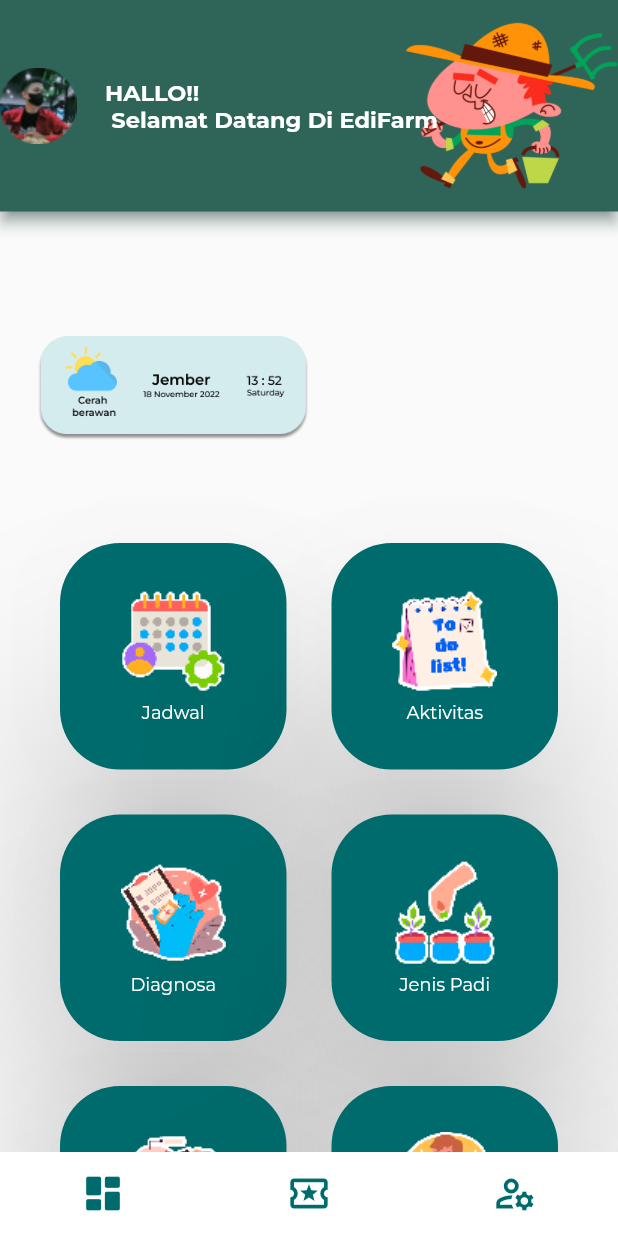
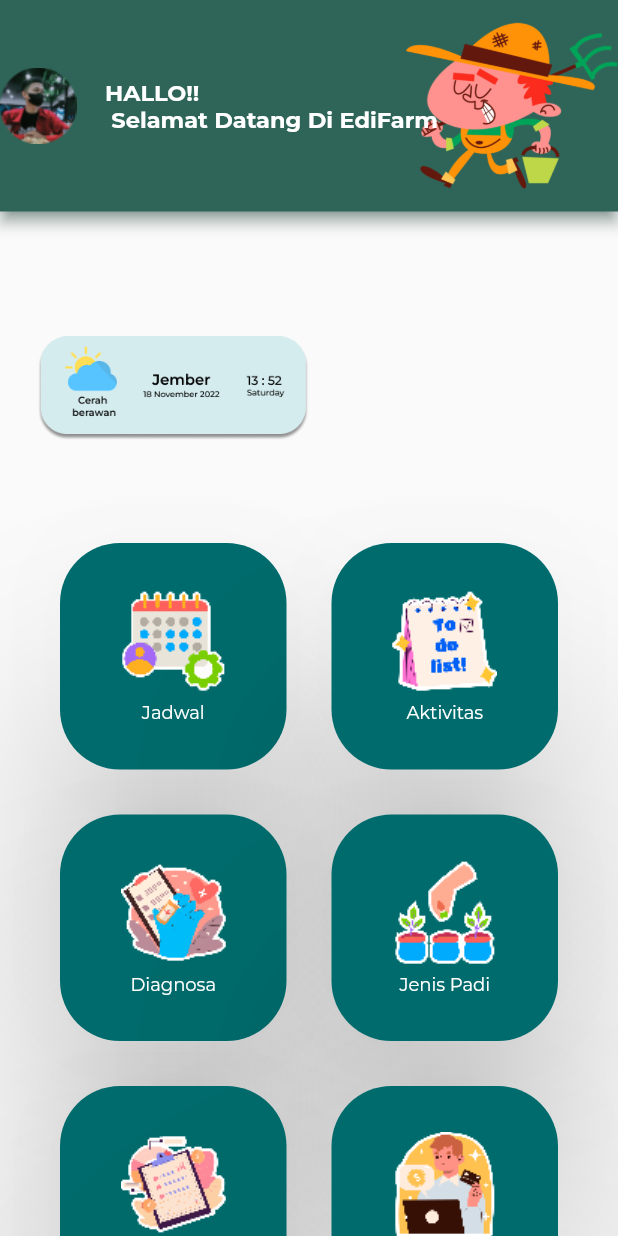
Before and after one commit to W1Z-H4L/uyee, a Flutter app: the Dashboard screen opened by its route, on a phone screen of 412 x 824 dp. Run offline on Flutter 3.47's test engine with Material 2 defaults, Android fonts, the phone set to English and light mode, and no system bars; our stand-ins replace curved_navigation_bar, google_fonts, percent_indicator, shared_preferences; missing offline and left inert: toggle_bar; accounts and stored records are empty.

```diff
--- a/lib/main.dart
+++ b/lib/main.dart
@@ -1,5 +1,6 @@
 import 'package:flutter/material.dart';
 import 'package:login/ui/pages/home/dashboard.dart';
+import 'package:login/ui/pages/riwayat/togglebar.dart';
 import 'package:login/ui/pages/setting/page/account/edit_password.dart';
 import 'package:login/ui/pages/setting/page/account/edit_username.dart';
 import 'package:login/ui/pages/setting/page/profil/edit_profil.dart';
@@ -26,6 +27,7 @@ class MyApp extends StatelessWidget {
         '/edit-user': (context) => EditUsername(),
         '/edit-pass': (context) => EditPassword(),
         '/pengaturan': (context) => Pengaturan(),
+        '/riwayat': (context) => Riwayat(),
       },
     );
   }
--- a/lib/shared/theme.dart
+++ b/lib/shared/theme.dart
@@ -24,6 +24,7 @@ Color secondaryTextColor = const Color(0xff999999);
 Color subtitleColor = const Color(0xff504F5E);
 Color subtitleColor2 = const Color(0xff006B6C);
 Color splashcolor = const Color(0xff549E9E);
+Color calmgreen = const Color(0xffCCE1E2);
 
 TextStyle subtitleTextStyle =
     GoogleFonts.montserrat(color: subtitleColor, fontSize: 14);
--- a/lib/ui/pages/home/dashboard.dart
+++ b/lib/ui/pages/home/dashboard.dart
@@ -4,6 +4,7 @@ import 'package:login/shared/theme.dart';
 import 'package:login/ui/pages/activity.dart';
 import 'package:login/ui/pages/home/navbar.dart';
 import 'package:login/ui/pages/home/navbar.dart';
+import 'package:login/ui/pages/riwayat/togglebar.dart';
 import 'package:login/ui/pages/setting/page/profil/profil.dart';
 import 'package:login/ui/pages/setting/pengaturan.dart';
 import 'package:login/ui/pages/sign_in_page.dart';
@@ -259,7 +260,10 @@ class _DashboardState extends State<Dashboard> {
                 RoundedRectangleBorder(borderRadius: BorderRadius.circular(40)),
             color: subtitleColor2,
             child: InkWell(
-              onTap: () {},
+              onTap: () {
+                Navigator.push(context,
+                    MaterialPageRoute(builder: (context) => Riwayat()));
+              },
               splashColor: splashcolor,
               highlightColor: splashcolor,
               hoverColor: splashcolor,
@@ -335,37 +339,37 @@ class _DashboardState extends State<Dashboard> {
           ),
         ],
       ),
-      bottomNavigationBar: BottomNavigationBar(
-          iconSize: 30,
-          selectedFontSize: 0,
-          unselectedFontSize: 0,
-          type: BottomNavigationBarType.fixed,
-          backgroundColor: Colors.white,
-          onTap: onTap,
-          currentIndex: currentTab,
-          selectedItemColor: subtitleColor2,
-          unselectedItemColor: subtitleColor2,
-          showSelectedLabels: false,
-          showUnselectedLabels: false,
-          elevation: 0,
-          items: const [
-            BottomNavigationBarItem(
-                label: "Dashboard",
-                icon: Icon(
-                  Icons.dashboard_outlined,
-                ),
-                activeIcon: Icon(
-                  Icons.dashboard_rounded,
-                )),
-            BottomNavigationBarItem(
-                label: "Aktivitas",
-                icon: Icon(Icons.local_activity_outlined),
-                activeIcon: Icon(Icons.local_activity)),
-            BottomNavigationBarItem(
-                label: "Akun",
-                icon: Icon(Icons.manage_accounts_outlined),
-                activeIcon: Icon(Icons.manage_accounts)),
-          ]),
+      // bottomNavigationBar: BottomNavigationBar(
+      //     iconSize: 30,
+      //     selectedFontSize: 0,
+      //     unselectedFontSize: 0,
+      //     type: BottomNavigationBarType.fixed,
+      //     backgroundColor: Colors.white,
+      //     onTap: onTap,
+      //     currentIndex: currentTab,
+      //     selectedItemColor: subtitleColor2,
+      //     unselectedItemColor: subtitleColor2,
+      //     showSelectedLabels: false,
+      //     showUnselectedLabels: false,
+      //     elevation: 0,
+      //     items: const [
+      //       BottomNavigationBarItem(
+      //           label: "Dashboard",
+      //           icon: Icon(
+      //             Icons.dashboard_outlined,
+      //           ),
+      //           activeIcon: Icon(
+      //             Icons.dashboard_rounded,
+      //           )),
+      //       BottomNavigationBarItem(
+      //           label: "Aktivitas",
+      //           icon: Icon(Icons.local_activity_outlined),
+      //           activeIcon: Icon(Icons.local_activity)),
+      //       BottomNavigationBarItem(
+      //           label: "Akun",
+      //           icon: Icon(Icons.manage_accounts_outlined),
+      //           activeIcon: Icon(Icons.manage_accounts)),
+      //     ]),
     );
   }
 }
--- a/pubspec.yaml
+++ b/pubspec.yaml
@@ -34,6 +34,8 @@ dependencies:
   shared_preferences: ^2.0.15
   percent_indicator: ^3.4.0
   google_nav_bar: ^5.0.6
+  toggle_switch: ^2.0.1
+  toggle_bar: ^1.0.0
 
 
   # The following adds the Cupertino Icons font to your application.
```
Also changed, not shown: lib/ui/pages/riwayat/togglebar.dart (added, +74 -0 lines), assets/model.png (added), pubspec.lock.
